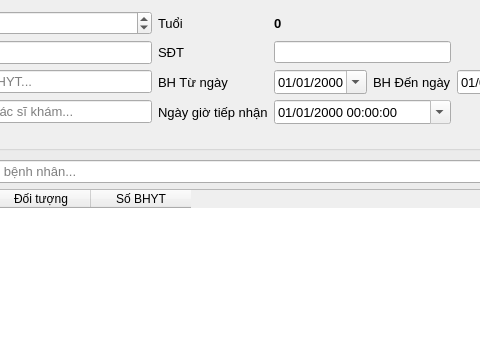
This is src/app/ui/TabTiepNhan.ui in Kiritokun0909/bvgd_project as Qt 5 draws it before an edit; both pictures show x 733 to 1213 and y 0 to 359 of the 1400 by 837 pixel window. The edited form follows.
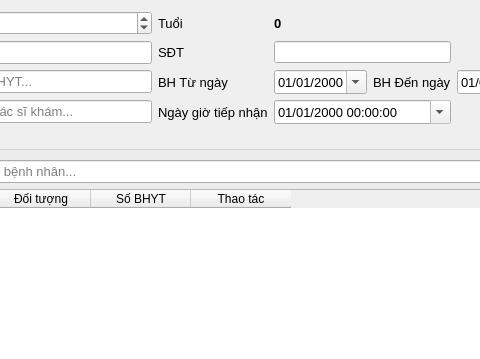
This is the edited form.

Diff of the .ui file:
```diff
--- a/src/app/ui/TabTiepNhan.ui
+++ b/src/app/ui/TabTiepNhan.ui
@@ -521,7 +521,7 @@
          <number>0</number>
         </property>
         <property name="columnCount">
-         <number>9</number>
+         <number>10</number>
         </property>
         <column>
          <property name="text">
@@ -568,6 +568,11 @@
           <string>Số BHYT</string>
          </property>
         </column>
+        <column>
+         <property name="text">
+          <string>Thao tác</string>
+         </property>
+        </column>
        </widget>
       </item>
       <item>
```
